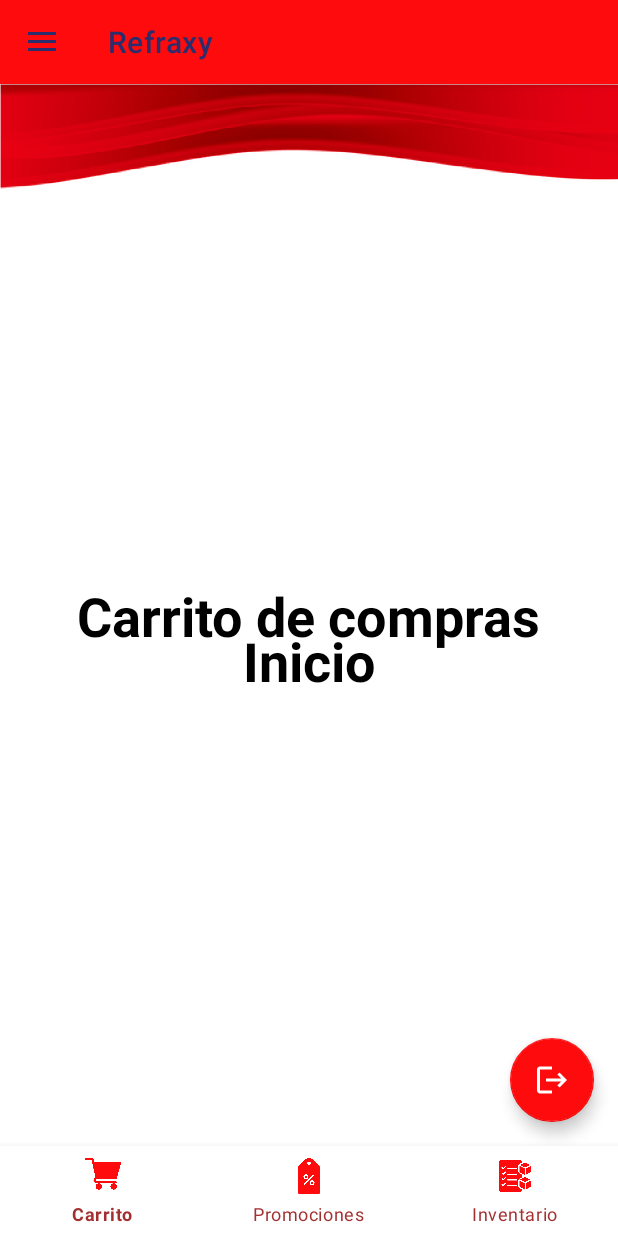
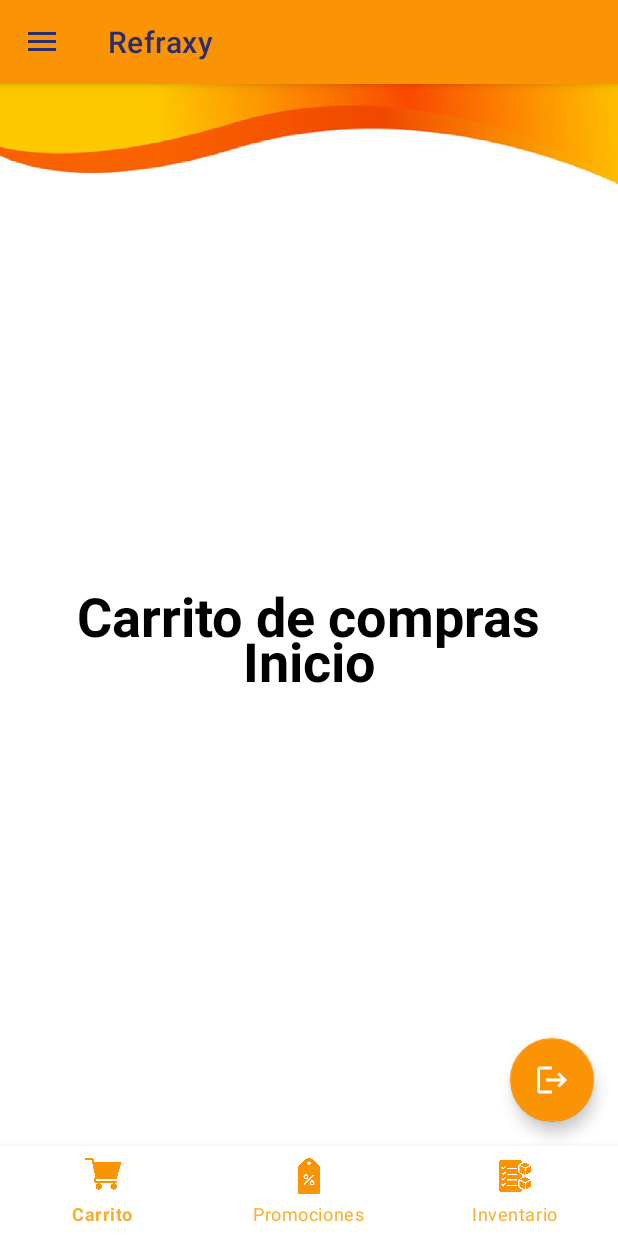
Before and after one commit to BRUHLUIS/RefraxApp, an Android app: the fragment ConnectFragment placed in its activity, in the side drawer, after a tap on "Menú", on a phone screen of 412 x 824 dp. Run offline under Robolectric (Android 15) with nearby library versions, the phone set to English and light mode, and no system bars.

Commit message:
Cambio de Paleta de Colores

```diff
--- a/app/src/main/res/values/colors.xml
+++ b/app/src/main/res/values/colors.xml
@@ -2,7 +2,7 @@
 <resources>
     <color name="colorPrimary">#f1ea49</color>
     <color name="colorPrimaryDark">#edca27</color>
-    <color name="colorAccent">#a33030</color>
+    <color name="colorAccent">#F8AF31</color>
     <color name="purple_200">#FFBB86FC</color>
     <color name="purple_500">#FF6200EE</color>
     <color name="purple_700">#FF3700B3</color>
@@ -10,7 +10,7 @@
     <color name="teal_700">#FF018786</color>
     <color name="black">#FF000000</color>
     <color name="gris">#AAAAAA</color>
-    <color name="bottons">#fe0c0d</color>
+    <color name="bottons">#FB9404</color>
     <color name="white">#FFFFFFFF</color>
     <color name="yellow">#E8DE13</color>
     <color name="blackclaro">#333333</color>
```
Also changed, not shown: app/src/main/res/drawable/backrefra.png.
